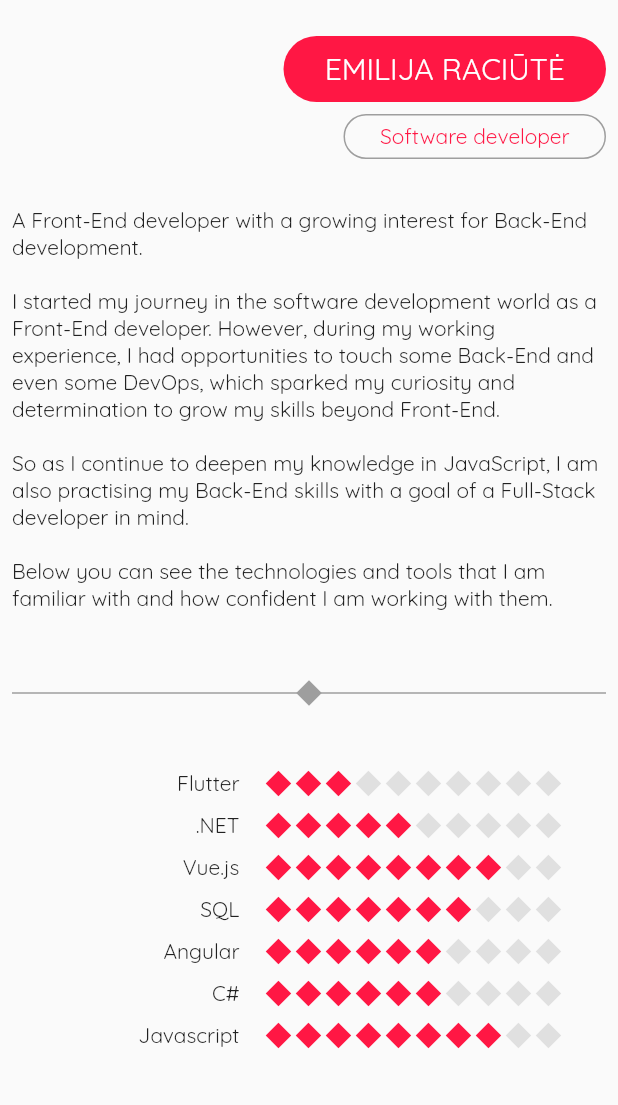
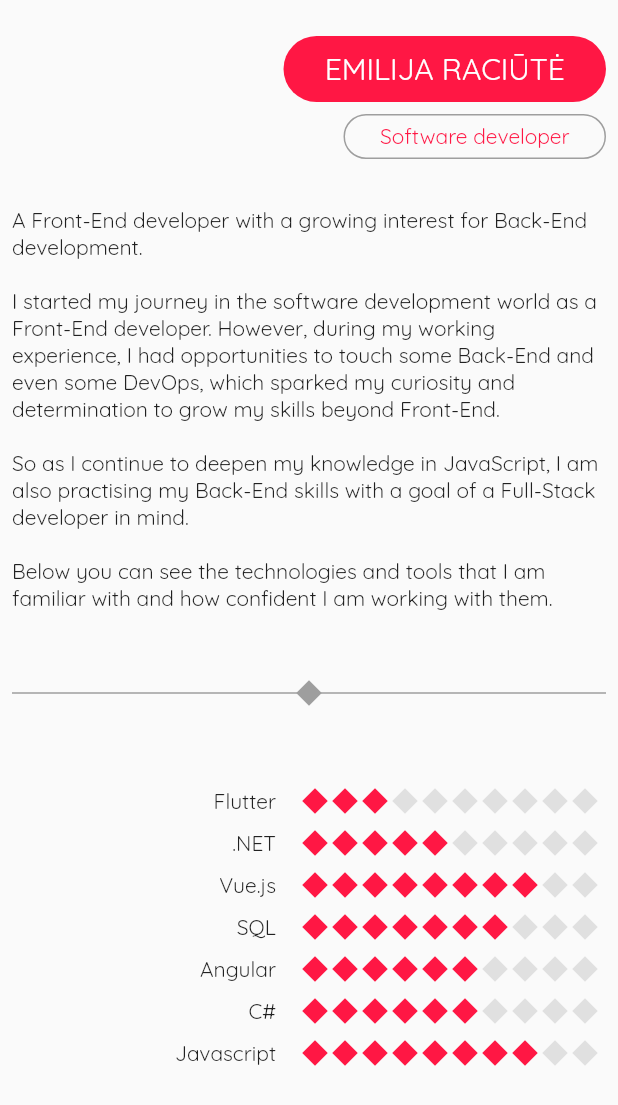
Before and after one commit to emirac/resume, a Flutter app: the AboutPageSmall widget shown alone on an empty page, opened directly, on a phone screen of 412 x 824 dp. Shown: the top 1105 px of the screen. Run offline on Flutter 3.47's test engine with Material 2 defaults, Android fonts, the phone set to English and light mode, and no system bars; our stand-ins replace carousel_slider, font_awesome_flutter; missing offline and left inert: dart:html, hovering.

Commit message:
Simplified some widgets

```diff
--- a/lib/main.dart
+++ b/lib/main.dart
@@ -73,7 +73,6 @@ class MyAppPage extends StatelessWidget {
                         child: ProjectsPage(),
                         index: 1,
                       ),
-                      // PageDivider(),
                       WidgetSizeTracker(
                         child: ContactPage(),
                         index: 2,
--- a/lib/widgtes/about/about_page_small.dart
+++ b/lib/widgtes/about/about_page_small.dart
@@ -1,5 +1,4 @@
 import 'package:flutter/material.dart';
-import 'package:resume/utils/screen_size_helper.dart';
 import 'package:resume/widgtes/about/name_small.dart';
 import 'package:resume/widgtes/about/skill_card.dart';
 import 'package:resume/widgtes/about/title_small.dart';
@@ -8,8 +7,6 @@ import 'package:resume/widgtes/common/animated_page_divider.dart';
 class AboutPageSmall extends StatelessWidget {
   @override
   Widget build(BuildContext context) {
-    double width = MediaQuery.of(context).size.width;
-
     return Column(
       crossAxisAlignment: CrossAxisAlignment.end,
       children: [
@@ -25,7 +22,7 @@ class AboutPageSmall extends StatelessWidget {
           padding: const EdgeInsets.all(8.0),
           child: TitleSmall(),
         ),
-        Padding(
+        Container(
           padding: EdgeInsets.only(
             top: 24,
             right: 8,
@@ -34,11 +31,6 @@ class AboutPageSmall extends StatelessWidget {
           ),
           child: Column(
             mainAxisAlignment: MainAxisAlignment.center,
-            crossAxisAlignment: CrossAxisAlignment.stretch,
-            children: [
-              Column(
-                mainAxisAlignment: MainAxisAlignment.center,
-                crossAxisAlignment: CrossAxisAlignment.stretch,
             children: [
               Text(
                   'A Front-End developer with a growing interest for Back-End development.'),
@@ -51,20 +43,15 @@ class AboutPageSmall extends StatelessWidget {
               SizedBox(height: 18),
               Text(
                   'Below you can see the technologies and tools that I am familiar with and how confident I am working with them.'),
-                ],
-              ),
               Padding(
                 padding: EdgeInsets.all(16),
               ),
               AnimatedPageDivider(
                 color: Theme.of(context).accentColor,
               ),
-              Padding(
-                padding: EdgeInsets.all(
-                  ScreenSizeHelper.getMediumPageSizing(42, width),
+              SizedBox(
+                height: 36,
               ),
-                child: Column(
-                  children: [
               SkillCard('Flutter', 3),
               SkillCard('.NET', 5),
               SkillCard('Vue.js', 8),
@@ -72,8 +59,8 @@ class AboutPageSmall extends StatelessWidget {
               SkillCard('Angular', 6),
               SkillCard('C#', 6),
               SkillCard('Javascript', 8),
-                  ],
-                ),
+              SizedBox(
+                height: 36,
               ),
             ],
           ),
--- a/lib/widgtes/about/name_small.dart
+++ b/lib/widgtes/about/name_small.dart
@@ -10,19 +10,14 @@ class NameSmall extends StatelessWidget {
         color: Theme.of(context).primaryColor,
         borderRadius: BorderRadius.circular(22),
       ),
-      child: Column(
-        crossAxisAlignment: CrossAxisAlignment.center,
-        mainAxisAlignment: MainAxisAlignment.center,
-        children: [
-          Text(
-            'EMILIJA RACIŪTĖ',
-            textAlign: TextAlign.center,
-            style: TextStyle(
-              color: Colors.white,
-              fontSize: 20,
-            ),
+      child: Center(
+        child: Text(
+          'EMILIJA RACIŪTĖ',
+          style: TextStyle(
+            color: Colors.white,
+            fontSize: 20,
           ),
-        ],
+        ),
       ),
     );
   }
--- a/lib/widgtes/about/title_small.dart
+++ b/lib/widgtes/about/title_small.dart
@@ -10,19 +10,14 @@ class TitleSmall extends StatelessWidget {
         border: Border.all(color: Theme.of(context).accentColor),
         borderRadius: BorderRadius.circular(15),
       ),
-      child: Column(
-        crossAxisAlignment: CrossAxisAlignment.center,
-        mainAxisAlignment: MainAxisAlignment.center,
-        children: [
-          Text(
-            'Software developer',
-            textAlign: TextAlign.center,
-            style: TextStyle(
-              color: Theme.of(context).primaryColor,
-              fontSize: 14,
-            ),
+      child: Center(
+        child: Text(
+          'Software developer',
+          style: TextStyle(
+            color: Theme.of(context).primaryColor,
+            fontSize: 14,
           ),
-        ],
+        ),
       ),
     );
   }
```
Lines whose indentation alone changed are shown as unchanged.
